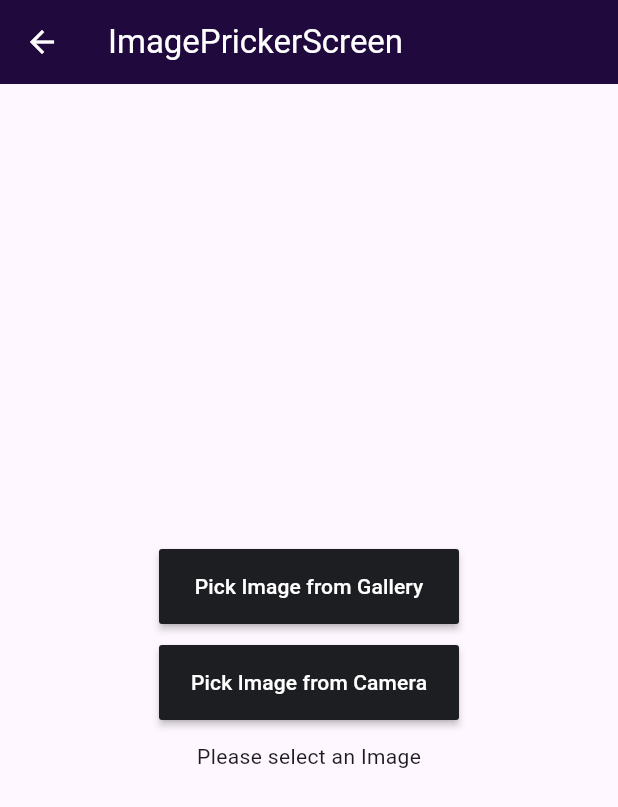
After one commit to mhbabu/common_widget, a Flutter app: the screen it shows after launch, after a tap on "Goto Image Picker Page", on a phone screen of 412 x 824 dp. The commit adds this screen. Shown: the top 807 px of the screen. Run offline on Flutter 3.47's test engine with Material 3 defaults, Android fonts, the light colour scheme and no system bars; our stand-ins replace flutter_svg, image_picker.

Commit message:
ImagePicker screen aded

```diff
--- a/lib/home_screen.dart
+++ b/lib/home_screen.dart
@@ -1,5 +1,6 @@
 import 'package:flutter/material.dart';
 import 'package:my_widget/bottom_sheet_screen.dart';
+import 'package:my_widget/image_picker_screen.dart';
 import 'package:my_widget/navigationbar_screen.dart';
 import 'package:my_widget/step_screen.dart';
 
@@ -49,6 +50,13 @@ class _HomeScreenState extends State<HomeScreen> {
                   label: 'Goto Bottom Sheet Page',
                   page: const BottomSheetScreen(),
                 ),
+                const SizedBox(height: 12),
+                _buildButton(
+                  context,
+                  icon: Icons.image,
+                  label: 'Goto Image Picker Page',
+                  page: const ImagePrickerScreen(),
+                ),
               ],
             ),
           ),
--- /dev/null
+++ b/lib/image_picker_screen.dart
@@ -0,0 +1,83 @@
+import 'dart:io';
+import 'package:flutter/material.dart';
+import 'package:image_picker/image_picker.dart';
+
+class ImagePrickerScreen extends StatefulWidget {
+  const ImagePrickerScreen({super.key});
+
+  @override
+  State<ImagePrickerScreen> createState() => _ImagePrickerScreenState();
+}
+
+class _ImagePrickerScreenState extends State<ImagePrickerScreen> {
+  File? _selectedImage;
+
+  Future _pickImageFromGallery() async {
+    final returnedImage = await ImagePicker().pickImage(
+      source: ImageSource.gallery,
+    );
+    if (returnedImage != null) {
+      // Check for null
+      setState(() {
+        _selectedImage = File(returnedImage.path);
+      });
+    } else {
+      // User canceled picking
+      print('No image selected');
+    }
+  }
+
+  @override
+  Widget build(BuildContext context) {
+    return Scaffold(
+      appBar: AppBar(
+        title: const Text(
+          'ImagePrickerScreen',
+          style: TextStyle(color: Colors.white),
+        ),
+        backgroundColor: const Color.fromARGB(255, 32, 10, 61),
+        iconTheme: const IconThemeData(
+          color: Colors.white,
+        ), // 👈 This fixes the arrow color
+      ),
+      body: SafeArea(
+        child: Center(
+          child: Column(
+            mainAxisAlignment: MainAxisAlignment.center, // vertically center
+            crossAxisAlignment:
+                CrossAxisAlignment.center, // horizontally center
+            children: [
+              MaterialButton(
+                height: 50,
+                minWidth: 200,
+                color: const Color(0xff1D1E22),
+                onPressed: () => _pickImageFromGallery(),
+                child: const Text(
+                  'Pick Image from Gallery',
+                  style: TextStyle(color: Colors.white),
+                ),
+              ),
+              const SizedBox(height: 14),
+              MaterialButton(
+                height: 50,
+                minWidth: 200,
+                color: const Color(0xff1D1E22),
+                onPressed: () {
+                  print('babu');
+                },
+                child: const Text(
+                  'Pick Image from Camera',
+                  style: TextStyle(color: Colors.white),
+                ),
+              ),
+              const SizedBox(height: 14),
+              _selectedImage != null
+                  ? Image.file(_selectedImage!)
+                  : Text('Please select an Image'),
+            ],
+          ),
+        ),
+      ),
+    );
+  }
+}
--- a/pubspec.yaml
+++ b/pubspec.yaml
@@ -35,6 +35,7 @@ dependencies:
   # Use with the CupertinoIcons class for iOS style icons.
   cupertino_icons: ^1.0.8
   flutter_svg: ^2.2.1
+  image_picker: ^1.2.0
 
 dev_dependencies:
   flutter_test:
```
Also changed, not shown: pubspec.lock, 5 other files.
